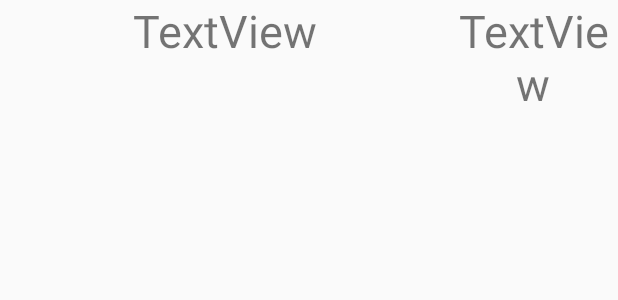
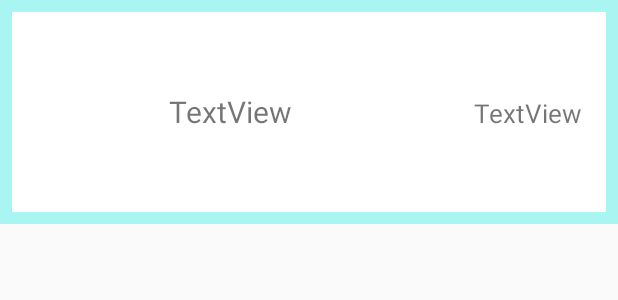
Before and after one commit to Insoo-Hwang/WooR2, an Android app: the layout plan_layout.xml on its own in the app's theme, with its tools: preview values and no code run, on a phone screen of 412 x 824 dp. Shown: the top 300 px of the screen. Run offline under Robolectric (Android 15) with nearby library versions, the phone set to English and light mode, and no system bars.

```diff
--- a/app/src/main/res/layout/plan_layout.xml
+++ b/app/src/main/res/layout/plan_layout.xml
@@ -1,8 +1,15 @@
 <?xml version="1.0" encoding="utf-8"?>
+<FrameLayout xmlns:app="http://schemas.android.com/apk/res-auto"
+    android:layout_width="match_parent"
+    android:layout_height="wrap_content"
+    android:padding = "8dp"
+    android:background="@color/A"
+    xmlns:android="http://schemas.android.com/apk/res/android">
 <LinearLayout xmlns:android="http://schemas.android.com/apk/res/android"
     android:layout_width="match_parent"
     android:layout_height="wrap_content"
-    android:orientation="horizontal">
+    android:orientation="horizontal"
+    android:background="@color/white">
 
     <TextView
         android:id="@+id/PlanTitle"
@@ -13,7 +20,8 @@
         android:height="200px"
         android:text="TextView"
         android:textAlignment="center"
-        android:textSize="30sp" />
+        android:textSize="20sp"
+        android:gravity="center_vertical"/>
 
     <TextView
         android:id="@+id/PlanDate"
@@ -24,6 +32,8 @@
         android:height="200px"
         android:text="TextView"
         android:textAlignment="center"
-        android:textSize="30sp" />
+        android:textSize="17sp"
+        android:gravity="center_vertical"/>
 
 </LinearLayout>
+</FrameLayout>
```
Also changed, not shown: app/src/main/res/layout/addplan_layout.xml (+12 -4 lines), app/src/main/res/layout/fragment_plan.xml (+25 -0 lines).
